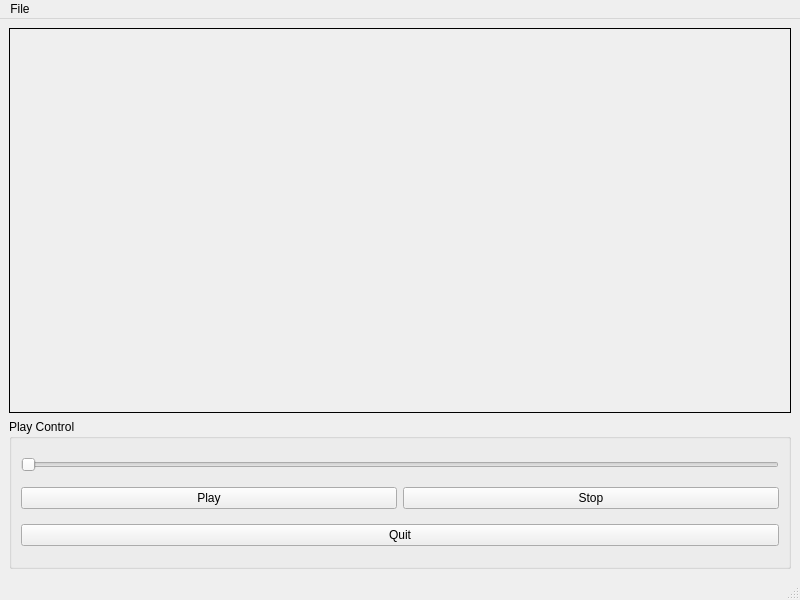
First picture: the form in QtPlayer/mainwindow.ui, repository yudou2018/MyQtPlayer, before the edit.
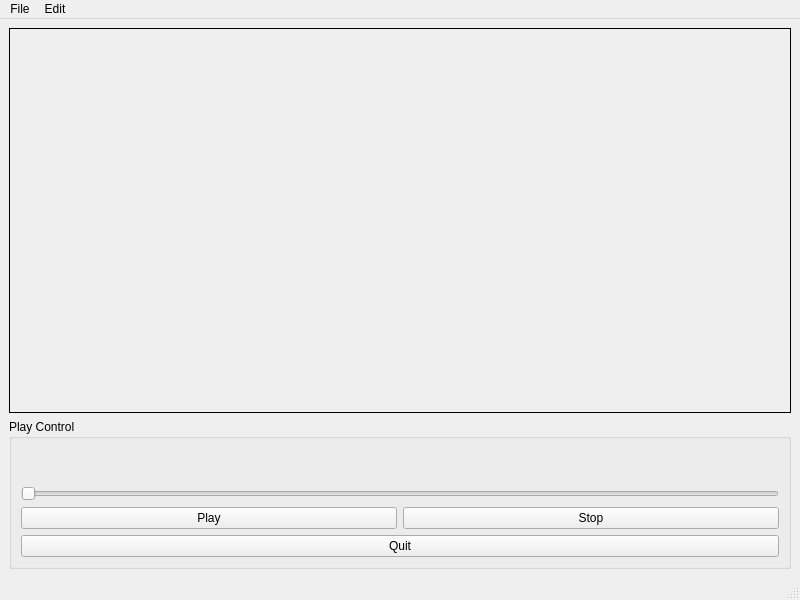
Second picture: the form after the edit.

```diff
--- a/QtPlayer/mainwindow.ui
+++ b/QtPlayer/mainwindow.ui
@@ -61,8 +61,18 @@
        <string>Play Control</string>
       </property>
       <layout class="QVBoxLayout" name="verticalLayout">
+       <item>
+        <widget class="QLabel" name="lblTime">
+         <property name="text">
+          <string/>
+         </property>
+        </widget>
+       </item>
        <item>
         <widget class="QSlider" name="horizontalSlider">
+         <property name="maximum">
+          <number>100</number>
+         </property>
          <property name="orientation">
           <enum>Qt::Horizontal</enum>
          </property>
@@ -107,16 +117,21 @@
      <height>23</height>
     </rect>
    </property>
-   <widget class="QMenu" name="menu">
+   <widget class="QMenu" name="menuFile">
     <property name="title">
      <string>File</string>
     </property>
-    <property name="separatorsCollapsible">
-     <bool>true</bool>
+    <addaction name="actionOpen"/>
+    <addaction name="separator"/>
+   </widget>
+   <widget class="QMenu" name="menuEdit">
+    <property name="title">
+     <string>Edit</string>
     </property>
     <addaction name="actOpen"/>
    </widget>
-   <addaction name="menu"/>
+   <addaction name="menuFile"/>
+   <addaction name="menuEdit"/>
   </widget>
   <widget class="QStatusBar" name="statusbar"/>
   <action name="actOpen">
```
Left out of the diff: 3 changed lines with no effect on the pictures.
